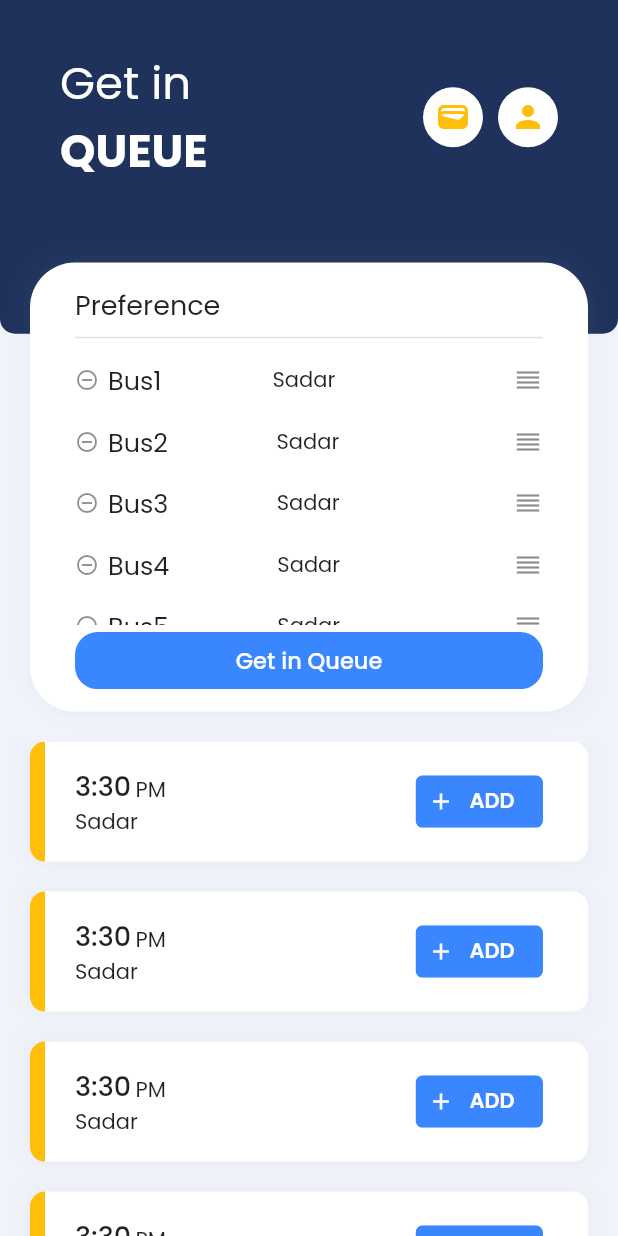
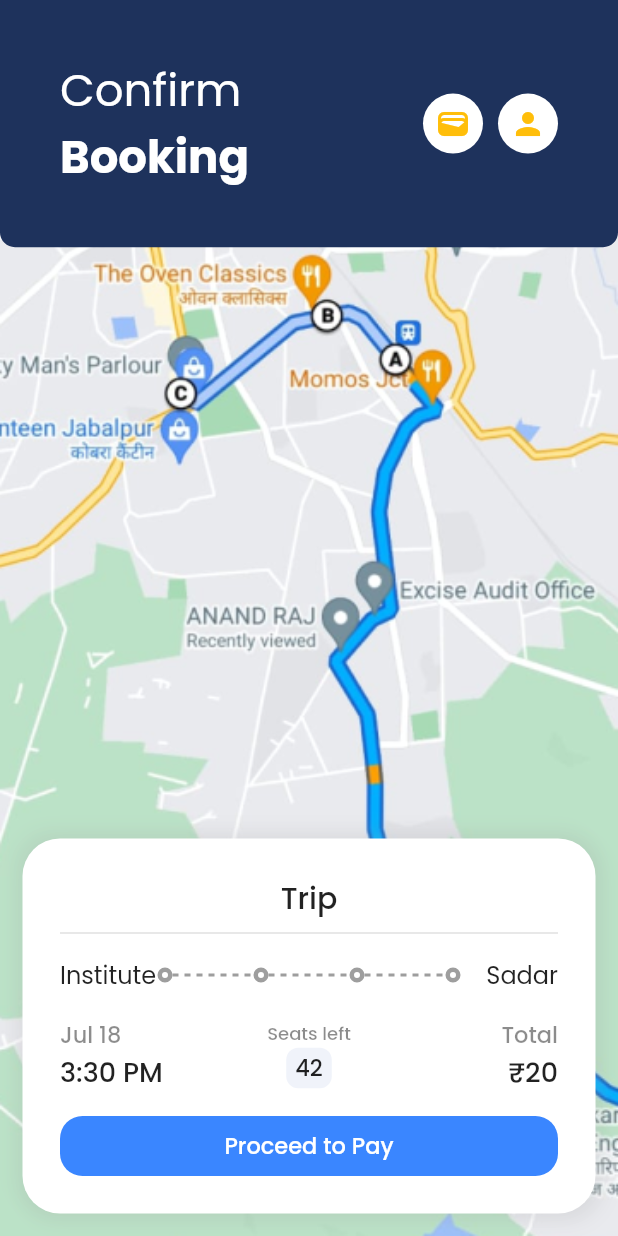
Before and after one commit to sooraj-24/Bus_ticketing_application, a Flutter app: the screen it shows after launch, on a phone screen of 412 x 824 dp. Run offline on Flutter 3.47's test engine with Material 2 defaults, Android fonts, the phone set to English and light mode, and no system bars; drawn by our look-alikes of dotted_line; our stand-ins replace another_flushbar, fluttericon, pinput, socket_io_client; accounts and stored records are empty.

Commit message:
confirm booking UI done

```diff
--- /dev/null
+++ b/lib/Features/BookTicket/View/confirm_booking.dart
@@ -0,0 +1,310 @@
+import 'package:buts/Constants/constants.dart';
+import 'package:dotted_line/dotted_line.dart';
+import 'package:flutter/material.dart';
+import '../../../Constants/constants.dart';
+
+class ConfirmBookingPage extends StatelessWidget {
+  const ConfirmBookingPage({Key? key}) : super(key: key);
+
+  @override
+  Widget build(BuildContext context) {
+    DateTime now = DateTime.now();
+    DateTime date = DateTime(now.year, now.month, now.day);
+    List months = ['Jan', 'Feb', 'Mar', 'Apr', 'May','Jun','Jul','Aug','Sept','Oct','Nov','Dec'];
+    return Container(
+      decoration: const BoxDecoration(
+        image: DecorationImage(
+          image: AssetImage('assets/images/CityMap.png'),
+          fit: BoxFit.cover,
+          alignment: Alignment.bottomCenter
+        ),
+      ),
+      child: Scaffold(
+        backgroundColor: Colors.transparent,
+        body: Column(
+          mainAxisAlignment: MainAxisAlignment.spaceBetween,
+          crossAxisAlignment: CrossAxisAlignment.stretch,
+          children: [
+            Container(
+              padding: const EdgeInsets.symmetric(horizontal: 40),
+              height: MediaQuery.of(context).size.height*0.2,
+              decoration: const BoxDecoration(
+                  color: kDarkBlue,
+                  borderRadius: BorderRadius.vertical(bottom: Radius.circular(10))
+              ),
+              child: SafeArea(
+                child: Row(
+                  crossAxisAlignment: CrossAxisAlignment.center,
+                  mainAxisAlignment: MainAxisAlignment.spaceBetween,
+                  children: [
+                    const Column(
+                      mainAxisSize: MainAxisSize.min,
+                      crossAxisAlignment: CrossAxisAlignment.start,
+                      children: [
+                        Text(
+                          'Confirm',
+                          style: TextStyle(
+                              color: kWhite,
+                              fontSize: 30
+                          ),
+                        ),
+                        Text(
+                          'Booking',
+                          style: TextStyle(
+                            color: kWhite,
+                            fontSize: 30,
+                            fontWeight: FontWeight.bold,
+                          ),
+                        ),
+                      ],
+                    ),
+                    Row(
+                      children: [
+                        CircleAvatar(
+                          radius: 20,
+                          backgroundColor: kWhite,
+                          child: IconButton(
+                            onPressed: (){},
+                            icon: const Icon(Icons.wallet),
+                            color: kYellow,
+                          ),
+                        ),
+                        const SizedBox(width: 10,),
+                        CircleAvatar(
+                          radius: 20,
+                          backgroundColor: kWhite,
+                          child: IconButton(
+                            onPressed: (){},
+                            icon: const Icon(Icons.person),
+                            color: kYellow,
+                          ),
+                        ),
+                      ],
+                    )
+                  ],
+                ),
+              ),
+            ),
+            Container(
+              margin: EdgeInsets.all(15),
+              padding: EdgeInsets.all(25),
+              height: 250,
+              decoration: BoxDecoration(
+                color: kWhite,
+                borderRadius: BorderRadius.circular(25),
+                boxShadow: [
+                  BoxShadow(
+                    color: Colors.grey.withOpacity(0.15),
+                    spreadRadius: 3,
+                    blurRadius: 10,
+                    offset: Offset(3, 3), // changes position of shadow
+                  ),
+                  BoxShadow(
+                    color: Colors.grey.withOpacity(0.1),
+                    spreadRadius: 3,
+                    blurRadius: 10,
+                    offset: Offset(-3, -3), // changes position of shadow
+                  ),
+                ],
+              ),
+              child: Column(
+                children: [
+                  Text(
+                    'Trip',
+                    style: TextStyle(
+                      fontSize: 20,
+                      fontWeight: FontWeight.w500,
+                    ),
+                  ),
+                  Divider(
+                    thickness: 1,
+                  ),
+                  Spacer(flex: 1,),
+                  Row(
+                    crossAxisAlignment: CrossAxisAlignment.center,
+                    children: [
+                      SizedBox(
+                        width: 65,
+                        child: Text(
+                          'Institute',
+                          style: TextStyle(
+                            fontSize: 16
+                          ),
+                        ),
+                      ),
+                      Container(
+                        height: 10,
+                        width: 10,
+                        decoration: BoxDecoration(
+                            shape: BoxShape.circle,
+                            border: Border.all(width: 3, color: kGrey)),
+                      ),
+                      Expanded(
+                        child: DottedLine(
+                          direction: Axis.horizontal,
+                          dashColor: kGrey,
+                          lineThickness: 2,
+                        ),
+                      ),
+                      Container(
+                        height: 10,
+                        width: 10,
+                        decoration: BoxDecoration(
+                            shape: BoxShape.circle,
+                            border: Border.all(width: 3, color: kGrey)),
+                      ),
+                      Expanded(
+                        child: DottedLine(
+                          direction: Axis.horizontal,
+                          dashColor: kGrey,
+                          lineThickness: 2,
+                        ),
+                      ),
+                      Container(
+                        height: 10,
+                        width: 10,
+                        decoration: BoxDecoration(
+                            shape: BoxShape.circle,
+                            border: Border.all(width: 3, color: kGrey)),
+                      ),
+                      Expanded(
+                        child: DottedLine(
+                          direction: Axis.horizontal,
+                          dashColor: kGrey,
+                          lineThickness: 2,
+                        ),
+                      ),
+                      Container(
+                        height: 10,
+                        width: 10,
+                        decoration: BoxDecoration(
+                            shape: BoxShape.circle,
+                            border: Border.all(width: 3, color: kGrey)),
+                      ),
+                      SizedBox(
+                        width: 65,
+                        child: Text(
+                          'Sadar',
+                          textAlign: TextAlign.end,
+                          style: TextStyle(
+                              fontSize: 16
+                          ),
+                        ),
+                      ),
+                    ],
+                  ),
+                  Spacer(flex: 2,),
+                  Row(
+                    mainAxisAlignment: MainAxisAlignment.spaceBetween,
+                    children: [
+                      SizedBox(
+                        width: 70,
+                        child: Column(
+                          mainAxisAlignment: MainAxisAlignment.center,
+                          crossAxisAlignment: CrossAxisAlignment.start,
+                          children: [
+                            Text(
+                              '${months[date.month-1]} ${date.day.toString()}',
+                              style: TextStyle(
+                                fontSize: 15,
+                                color: Colors.black45,
+                                fontWeight: FontWeight.w500
+                              ),
+                            ),
+                            Text(
+                              '3:30 PM',
+                              style: TextStyle(
+                                fontSize: 18,
+                                fontWeight: FontWeight.w500
+                              ),
+                            ),
+                          ],
+                        ),
+                      ),
+                      Column(
+                        mainAxisAlignment: MainAxisAlignment.center,
+                        crossAxisAlignment: CrossAxisAlignment.center,
+                        children: [
+                          Text(
+                            'Seats left',
+                            style: TextStyle(
+                              fontSize: 12,
+                              fontWeight: FontWeight.w500,
+                              color: Colors.black45,
+                            ),
+                          ),
+                          Container(
+                            padding: EdgeInsets.symmetric(horizontal: 6, vertical: 2),
+                            decoration: BoxDecoration(
+                              color: kAccentBlue,
+                              borderRadius: BorderRadius.circular(8)
+                            ),
+                            child: Text(
+                              '42',
+                              style: TextStyle(
+                                  fontSize: 15,
+                                  fontWeight: FontWeight.w500
+                              ),
+                            ),
+                          ),
+                        ],
+                      ),
+                      SizedBox(
+                        width: 70,
+                        child: Column(
+                          mainAxisAlignment: MainAxisAlignment.center,
+                          crossAxisAlignment: CrossAxisAlignment.end,
+                          children: [
+                            Text(
+                              'Total',
+                              style: TextStyle(
+                                  fontSize: 15,
+                                  fontWeight: FontWeight.w500,
+                                  color: Colors.black45,
+                              ),
+                            ),
+                            Text(
+                              '₹20',
+                              style: TextStyle(
+                                fontSize: 18,
+                                fontWeight: FontWeight.w500
+                              ),
+                            ),
+                          ],
+                        ),
+                      )
+                    ],
+                  ),
+                  Spacer(flex: 2,),
+                  Material(
+                    color: Colors.transparent,
+                    child: InkWell(
+                      onTap: (){},
+                      child: Ink(
+                        height: 40,
+                        decoration: BoxDecoration(
+                          color: kBlue,
+                          borderRadius: BorderRadius.circular(15),
+                        ),
+                        child: Center(
+                          child: Text(
+                            'Proceed to Pay',
+                            style: TextStyle(
+                                color: kWhite,
+                                fontSize: 15,
+                                fontWeight: FontWeight.w500
+                            ),
+                          ),
+                        ),
+                      ),
+                    ),
+                  ),
+                ],
+              ),
+            ),
+          ],
+        ),
+      ),
+    );
+  }
+}
--- a/lib/Features/MyBookings/View/ticket_card.dart
+++ b/lib/Features/MyBookings/View/ticket_card.dart
@@ -21,15 +21,15 @@ class TicketCard extends StatelessWidget {
           boxShadow: [
             BoxShadow(
               color: Colors.grey.withOpacity(0.1),
-              spreadRadius: 2,
+              spreadRadius: 3,
               blurRadius: 10,
-              offset: Offset(5, 5), // changes position of shadow
+              offset: Offset(3, 3), // changes position of shadow
             ),
             BoxShadow(
               color: Colors.grey.withOpacity(0.1),
-              spreadRadius: 2,
+              spreadRadius: 3,
               blurRadius: 10,
-              offset: Offset(-5, -5), // changes position of shadow
+              offset: Offset(-3, -3), // changes position of shadow
             ),
           ],
           borderRadius: BorderRadius.all(Radius.circular(15)),
--- a/lib/Features/Queue/View/queue_screen.dart
+++ b/lib/Features/Queue/View/queue_screen.dart
@@ -10,14 +10,9 @@ import 'package:socket_io_client/socket_io_client.dart' as IO;
 import 'package:buts/Features/Queue/Controller/queue_provider.dart';
 import 'add_bus_card.dart';
 
-class QueueScreen extends StatefulWidget {
+class QueueScreen extends StatelessWidget {
   const QueueScreen({super.key});
 
-  @override
-  State<QueueScreen> createState() => _QueueScreenState();
-}
-
-class _QueueScreenState extends State<QueueScreen> {
   @override
   Widget build(BuildContext context) {
     return Scaffold(
--- a/lib/main.dart
+++ b/lib/main.dart
@@ -1,3 +1,4 @@
+import 'package:buts/Features/BookTicket/View/confirm_booking.dart';
 import 'package:buts/Features/Home/Controller/home_page_provider.dart';
 import 'package:buts/Features/Home/View/home.dart';
 import 'package:buts/Features/MyBookings/View/my_bookings_page.dart';
@@ -47,7 +48,7 @@ class MyApp extends StatelessWidget {
         theme: ThemeData(
           fontFamily: 'Poppins',
         ),
-        home: QueueScreen(),
+        home: ConfirmBookingPage(),
       ),
     );
   }
--- a/pubspec.yaml
+++ b/pubspec.yaml
@@ -68,9 +68,8 @@ flutter:
   uses-material-design: true
 
   # To add assets to your application, add an assets section, like this:
-  # assets:
-  #   - images/a_dot_burr.jpeg
-  #   - images/a_dot_ham.jpeg
+  assets:
+    - assets/images/
 
   # An image asset can refer to one or more resolution-specific "variants", see
   # https://flutter.dev/assets-and-images/#resolution-aware
```
Also changed, not shown: assets/images/CityMap.png, assets/images/cityMap2.jpg (added), assets/images/cityMap2.svg (added).
